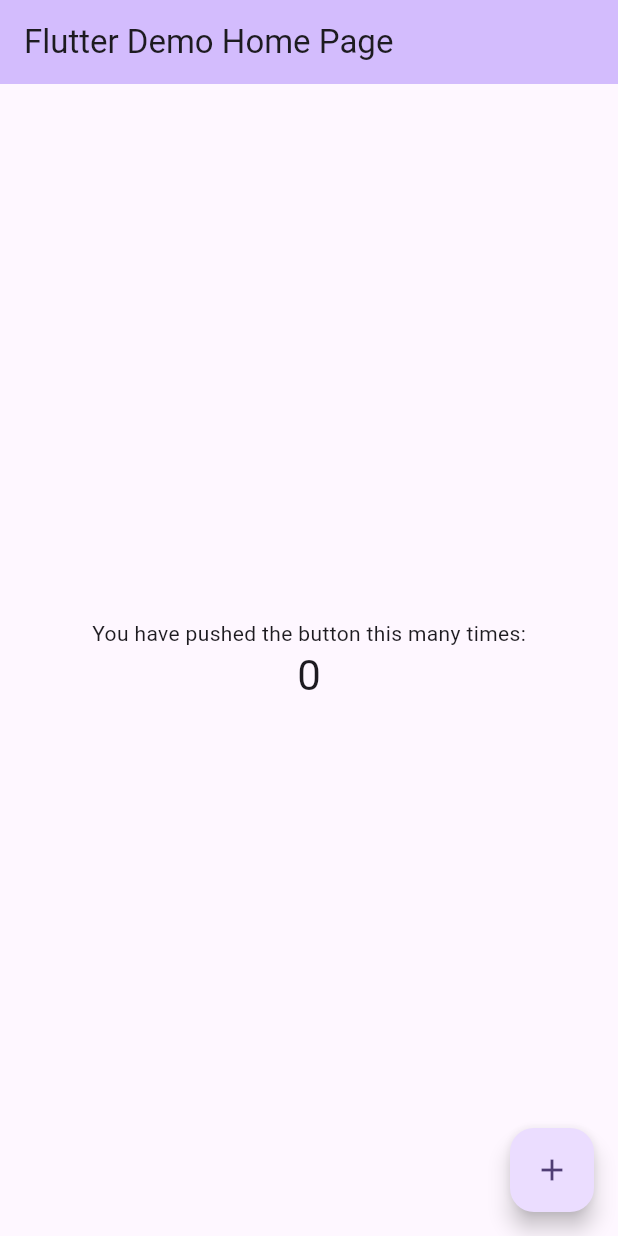
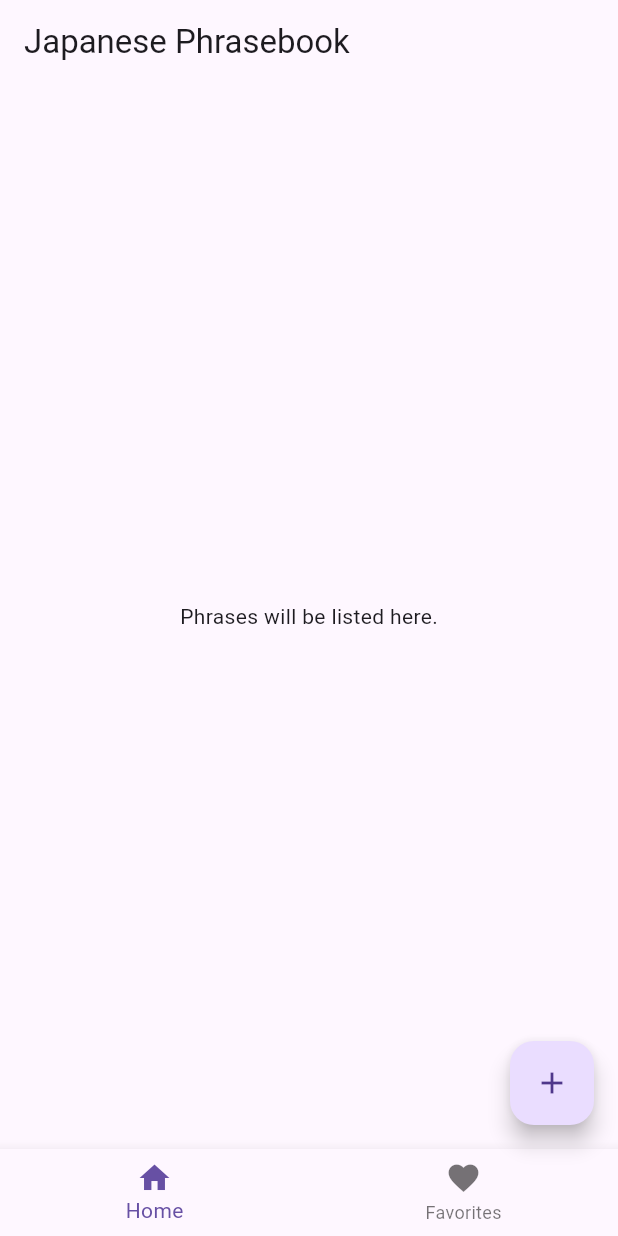
Before and after one commit to could-ai/01992543-5708-7754-98e3-4ff63455c7b4, a Flutter app: the screen it shows after launch, on a phone screen of 412 x 824 dp. Run offline on Flutter 3.47's test engine with Material 3 defaults, Android fonts, the phone set to English and light mode, and no system bars.

Commit message:
I have updated the main.dart file to launch the HomeScreen as the initial screen of the application. The title of the app has been changed to "Japanese Phrasebook" and the theme has been set to blue. This provides a clear entry point and consistent branding for the app.; I have created the HomeScreen, which will serve as the main entry point of the app. This screen includes a bottom navigation bar with "Home" and "Favorites" tabs, allowing users to switch between the main phrase list and their saved phrases. I've also added a floating action button that will navigate to the AddPhraseScreen, making it easy for users to add new content.; I have created a dedicated FavoritesScreen to display the phrases that the user has marked as favorites. This screen provides a simple, centralized location for users to access their most-used phrases, enhancing the usability of the app. For now, it contains a placeholder text.; I have created the AddPhraseScreen, which will allow users to add new phrases to the phrasebook. This screen will eventually contain a form for inputting the Japanese phrase, its translation, and any other relevant information. For now, it contains a placeholder text.

```diff
--- a/usr/lib/main.dart
+++ b/usr/lib/main.dart
@@ -1,4 +1,5 @@
 import 'package:flutter/material.dart';
+import 'screens/home_screen.dart';
 
 void main() {
   runApp(const MyApp());
@@ -7,114 +8,14 @@ void main() {
 class MyApp extends StatelessWidget {
   const MyApp({super.key});
 
-  // This widget is the root of your application.
   @override
   Widget build(BuildContext context) {
     return MaterialApp(
-      title: 'Flutter Demo',
-      debugShowCheckedModeBanner: false,
+      title: 'Japanese Phrasebook',
       theme: ThemeData(
-        // This is the theme of your application.
-        //
-        // TRY THIS: Try running your application with "flutter run". You'll see
-        // the application has a purple toolbar. Then, without quitting the app,
-        // try changing the seedColor in the colorScheme below to Colors.green
-        // and then invoke "hot reload" (save your changes or press the "hot
-        // reload" button in a Flutter-supported IDE, or press "r" if you used
-        // the command line to start the app).
-        //
-        // Notice that the counter didn't reset back to zero; the application
-        // state is not lost during the reload. To reset the state, use hot
-        // restart instead.
-        //
-        // This works for code too, not just values: Most code changes can be
-        // tested with just a hot reload.
-        colorScheme: ColorScheme.fromSeed(seedColor: Colors.deepPurple),
+        primarySwatch: Colors.blue,
       ),
-      home: const MyHomePage(title: 'Flutter Demo Home Page'),
+      home: const HomeScreen(),
     );
   }
 }
-
-class MyHomePage extends StatefulWidget {
-  const MyHomePage({super.key, required this.title});
-
-  // This widget is the home page of your application. It is stateful, meaning
-  // that it has a State object (defined below) that contains fields that affect
-  // how it looks.
-
-  // This class is the configuration for the state. It holds the values (in this
-  // case the title) provided by the parent (in this case the App widget) and
-  // used by the build method of the State. Fields in a Widget subclass are
-  // always marked "final".
-
-  final String title;
-
-  @override
-  State<MyHomePage> createState() => _MyHomePageState();
-}
-
-class _MyHomePageState extends State<MyHomePage> {
-  int _counter = 0;
-
-  void _incrementCounter() {
-    setState(() {
-      // This call to setState tells the Flutter framework that something has
-      // changed in this State, which causes it to rerun the build method below
-      // so that the display can reflect the updated values. If we changed
-      // _counter without calling setState(), then the build method would not be
-      // called again, and so nothing would appear to happen.
-      _counter++;
-    });
-  }
-
-  @override
-  Widget build(BuildContext context) {
-    // This method is rerun every time setState is called, for instance as done
-    // by the _incrementCounter method above.
-    //
-    // The Flutter framework has been optimized to make rerunning build methods
-    // fast, so that you can just rebuild anything that needs updating rather
-    // than having to individually change instances of widgets.
-    return Scaffold(
-      appBar: AppBar(
-        // TRY THIS: Try changing the color here to a specific color (to
-        // Colors.amber, perhaps?) and trigger a hot reload to see the AppBar
-        // change color while the other colors stay the same.
-        backgroundColor: Theme.of(context).colorScheme.inversePrimary,
-        // Here we take the value from the MyHomePage object that was created by
-        // the App.build method, and use it to set our appbar title.
-        title: Text(widget.title),
-      ),
-      body: Center(
-        // Center is a layout widget. It takes a single child and positions it
-        // in the middle of the parent.
-        child: Column(
-          // Column is also a layout widget. It takes a list of children and
-          // arranges them vertically. By default, it sizes itself to fit its
-          // children horizontally, and tries to be as tall as its parent.
-          //
-          // Column has various properties to control how it sizes itself and
-          // how it positions its children. Here we use mainAxisAlignment to
-          // center the children vertically; the main axis here is the vertical
-          // axis because Columns are vertical (the cross axis would be
-          // horizontal).
-          //
-          // TRY THIS: Invoke "debug painting" (choose the "Toggle Debug Paint"
-          // action in the IDE, or press "p" in the console), to see the
-          // wireframe for each widget.
-          mainAxisAlignment: MainAxisAlignment.center,
-          children: <Widget>[
-            const Text('You have pushed the button this many times:'),
-            Text('$_counter', style: Theme.of(context).textTheme.headlineMedium),
-          ],
-        ),
-      ),
-      floatingActionButton: FloatingActionButton(
-        onPressed: _incrementCounter,
-        tooltip: 'Increment',
-        child: const Icon(Icons.add),
-      ), // This trailing comma makes auto-formatting nicer for build methods.
-    );
-  }
-}
--- /dev/null
+++ b/usr/lib/screens/add_phrase_screen.dart
@@ -0,0 +1,17 @@
+import 'package:flutter/material.dart';
+
+class AddPhraseScreen extends StatelessWidget {
+  const AddPhraseScreen({super.key});
+
+  @override
+  Widget build(BuildContext context) {
+    return Scaffold(
+      appBar: AppBar(
+        title: const Text('Add a new phrase'),
+      ),
+      body: const Center(
+        child: Text('A form to add phrases will be here.'),
+      ),
+    );
+  }
+}
--- /dev/null
+++ b/usr/lib/screens/favorites_screen.dart
@@ -0,0 +1,12 @@
+import 'package:flutter/material.dart';
+
+class FavoritesScreen extends StatelessWidget {
+  const FavoritesScreen({super.key});
+
+  @override
+  Widget build(BuildContext context) {
+    return const Center(
+      child: Text('Favorite phrases will be listed here.'),
+    );
+  }
+}
--- /dev/null
+++ b/usr/lib/screens/home_screen.dart
@@ -0,0 +1,67 @@
+import 'package:flutter/material.dart';
+import 'favorites_screen.dart';
+import 'add_phrase_screen.dart';
+
+class HomeScreen extends StatefulWidget {
+  const HomeScreen({super.key});
+
+  @override
+  _HomeScreenState createState() => _HomeScreenState();
+}
+
+class _HomeScreenState extends State<HomeScreen> {
+  int _currentIndex = 0;
+
+  final List<Widget> _screens = [
+    const PhrasesScreen(),
+    const FavoritesScreen(),
+  ];
+
+  @override
+  Widget build(BuildContext context) {
+    return Scaffold(
+      appBar: AppBar(
+        title: const Text('Japanese Phrasebook'),
+      ),
+      body: _screens[_currentIndex],
+      bottomNavigationBar: BottomNavigationBar(
+        currentIndex: _currentIndex,
+        onTap: (index) {
+          setState(() {
+            _currentIndex = index;
+          });
+        },
+        items: const [
+          BottomNavigationBarItem(
+            icon: Icon(Icons.home),
+            label: 'Home',
+          ),
+          BottomNavigationBarItem(
+            icon: Icon(Icons.favorite),
+            label: 'Favorites',
+          ),
+        ],
+      ),
+      floatingActionButton: FloatingActionButton(
+        onPressed: () {
+          Navigator.push(
+            context,
+            MaterialPageRoute(builder: (context) => const AddPhraseScreen()),
+          );
+        },
+        child: const Icon(Icons.add),
+      ),
+    );
+  }
+}
+
+class PhrasesScreen extends StatelessWidget {
+  const PhrasesScreen({super.key});
+
+  @override
+  Widget build(BuildContext context) {
+    return const Center(
+      child: Text('Phrases will be listed here.'),
+    );
+  }
+}
```
